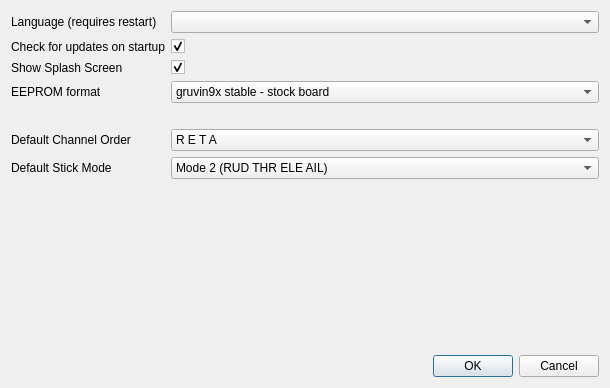
Before: the Qt Designer form src/preferencesdialog.ui in roberto1903/companion9x, drawn with Qt 5.
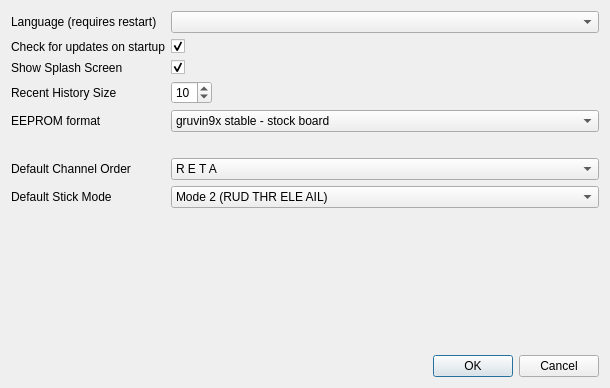
After: the same form once the commit is applied. Icons and pictures are not drawn.

Commit message: Add history lenght preference setting

```diff
--- a/src/preferencesdialog.ui
+++ b/src/preferencesdialog.ui
@@ -17,7 +17,7 @@
    <iconset resource="companion9x.qrc">
     <normaloff>:/images/preferences.png</normaloff>:/images/preferences.png</iconset>
   </property>
-  <layout class="QGridLayout" name="gridLayout_2">
+  <layout class="QGridLayout" name="gridLayout">
    <item row="0" column="0">
     <widget class="QLabel" name="label">
      <property name="text">
@@ -35,6 +35,16 @@
      </property>
     </widget>
    </item>
+   <item row="1" column="1">
+    <widget class="QCheckBox" name="startupCheck_companion9x">
+     <property name="text">
+      <string/>
+     </property>
+     <property name="checked">
+      <bool>true</bool>
+     </property>
+    </widget>
+   </item>
    <item row="2" column="0">
     <widget class="QLabel" name="label_4">
      <property name="text">
@@ -53,13 +63,36 @@
     </widget>
    </item>
    <item row="3" column="0">
+    <widget class="QLabel" name="label_5">
+     <property name="text">
+      <string>Recent History Size</string>
+     </property>
+    </widget>
+   </item>
+   <item row="3" column="1">
+    <widget class="QSpinBox" name="historySize">
+     <property name="sizePolicy">
+      <sizepolicy hsizetype="Maximum" vsizetype="Fixed">
+       <horstretch>40</horstretch>
+       <verstretch>0</verstretch>
+      </sizepolicy>
+     </property>
+     <property name="maximum">
+      <number>15</number>
+     </property>
+     <property name="value">
+      <number>10</number>
+     </property>
+    </widget>
+   </item>
+   <item row="4" column="0">
     <widget class="QLabel" name="label_3">
      <property name="text">
       <string>EEPROM format</string>
      </property>
     </widget>
    </item>
-   <item row="3" column="1">
+   <item row="4" column="1">
     <widget class="QComboBox" name="eepromFormatCB">
      <item>
       <property name="text">
@@ -88,7 +121,7 @@
      </item>
     </widget>
    </item>
-   <item row="4" column="1">
+   <item row="5" column="1">
     <spacer name="horizontalSpacer">
      <property name="orientation">
       <enum>Qt::Horizontal</enum>
@@ -101,14 +134,14 @@
      </property>
     </spacer>
    </item>
-   <item row="5" column="0">
+   <item row="6" column="0">
     <widget class="QLabel" name="label_13">
      <property name="text">
       <string>Default Channel Order</string>
      </property>
     </widget>
    </item>
-   <item row="5" column="1">
+   <item row="6" column="1">
     <widget class="QComboBox" name="channelorderCB">
      <property name="whatsThis">
       <string>Channel order
@@ -240,14 +273,14 @@
      </item>
     </widget>
    </item>
-   <item row="6" column="0">
+   <item row="7" column="0">
     <widget class="QLabel" name="label_14">
      <property name="text">
       <string>Default Stick Mode</string>
      </property>
     </widget>
    </item>
-   <item row="6" column="1">
+   <item row="7" column="1">
     <widget class="QComboBox" name="stickmodeCB">
      <property name="whatsThis">
       <string>Mode selection:
@@ -295,7 +328,7 @@
      </item>
     </widget>
    </item>
-   <item row="7" column="1">
+   <item row="8" column="1">
     <spacer name="verticalSpacer">
      <property name="orientation">
       <enum>Qt::Vertical</enum>
@@ -308,7 +341,7 @@
      </property>
     </spacer>
    </item>
-   <item row="8" column="1">
+   <item row="9" column="1">
     <widget class="QDialogButtonBox" name="buttonBox">
      <property name="orientation">
       <enum>Qt::Horizontal</enum>
@@ -318,16 +351,6 @@
      </property>
     </widget>
    </item>
-   <item row="1" column="1">
-    <widget class="QCheckBox" name="startupCheck_companion9x">
-     <property name="text">
-      <string/>
-     </property>
-     <property name="checked">
-      <bool>true</bool>
-     </property>
-    </widget>
-   </item>
   </layout>
  </widget>
  <resources>
```
The commit also changes 5 other files.
